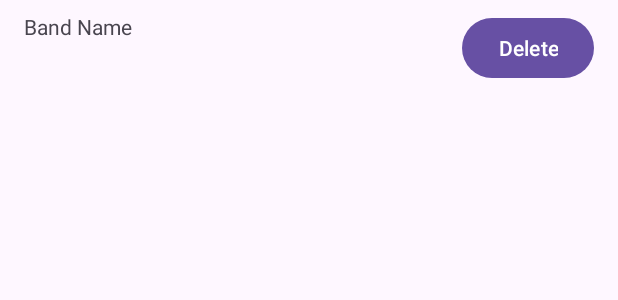
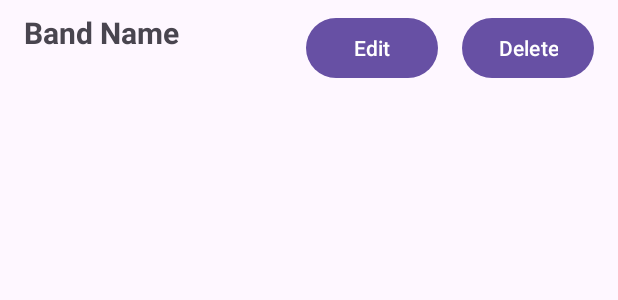
Before and after one commit to starfiresd/LiveMusicNow, an Android app: the layout simple_item_view.xml on its own in the app's theme, with its tools: preview values and no code run, on a phone screen of 412 x 824 dp. Shown: the top 300 px of the screen. Run offline under Robolectric (Android 15) with nearby library versions, the phone set to English and light mode, and no system bars.

Commit message:
added non-working event listener button for edit event

```diff
--- a/LiveMusicNowApp/app/src/main/java/com/example/livemusicnowapp/EventAdapter.java
+++ b/LiveMusicNowApp/app/src/main/java/com/example/livemusicnowapp/EventAdapter.java
@@ -42,6 +42,7 @@ public class EventAdapter extends RecyclerView.Adapter{
         EventViewHolder tvh = (EventViewHolder) holder;
         tvh.getEventTextView().setText(eventData.get(position));
         //tvh.getDescriptionTextView().setText(eventData.get(position));
+
     }
 
     @Override
--- a/LiveMusicNowApp/app/src/main/java/com/example/livemusicnowapp/EventListActivity.java
+++ b/LiveMusicNowApp/app/src/main/java/com/example/livemusicnowapp/EventListActivity.java
@@ -1,5 +1,7 @@
 package com.example.livemusicnowapp;
 
+import android.app.Activity;
+import android.content.Context;
 import android.os.Bundle;
 
 import androidx.appcompat.app.AppCompatActivity;
@@ -8,6 +10,7 @@ import androidx.recyclerview.widget.RecyclerView;
 
 import android.content.Intent;
 import android.database.SQLException;
+import android.view.LayoutInflater;
 import android.view.View;
 import android.widget.Button;
 import android.widget.Toast;
--- a/LiveMusicNowApp/app/src/main/res/layout/simple_item_view.xml
+++ b/LiveMusicNowApp/app/src/main/res/layout/simple_item_view.xml
@@ -1,8 +1,11 @@
 <?xml version="1.0" encoding="utf-8"?>
 <androidx.constraintlayout.widget.ConstraintLayout xmlns:android="http://schemas.android.com/apk/res/android"
     xmlns:app="http://schemas.android.com/apk/res-auto"
+    xmlns:tools="http://schemas.android.com/tools"
+    android:id="@+id/item"
     android:layout_width="match_parent"
-    android:layout_height="wrap_content">
+    android:layout_height="wrap_content"
+    tools:context=".SimpleItemListActivity" >
 
     <TextView
         android:id="@+id/textViewBand"
@@ -11,6 +14,8 @@
         android:layout_marginStart="16dp"
         android:layout_marginTop="8dp"
         android:text="@string/lbl_event_name"
+        android:textSize="20sp"
+        android:textStyle="bold"
         app:layout_constraintStart_toStartOf="parent"
         app:layout_constraintTop_toTopOf="parent" />
 
@@ -27,7 +32,20 @@
 <!--        app:layout_constraintTop_toBottomOf="@+id/textViewBand" />-->
 
     <Button
-        android:id="@+id/buttonDeleteTextbook"
+        android:id="@+id/buttonEditEvent"
+        android:layout_width="wrap_content"
+        android:layout_height="wrap_content"
+        android:layout_marginTop="8dp"
+        android:layout_marginEnd="16dp"
+        android:layout_marginBottom="8dp"
+        android:text="@string/btn_text_edit"
+        app:layout_constraintBottom_toBottomOf="parent"
+        app:layout_constraintEnd_toEndOf="parent"
+        app:layout_constraintTop_toTopOf="parent"
+        app:layout_constraintEnd_toStartOf="@+id/buttonDeleteEvent" />
+
+    <Button
+        android:id="@+id/buttonDeleteEvent"
         android:layout_width="wrap_content"
         android:layout_height="wrap_content"
         android:layout_marginTop="8dp"
--- a/LiveMusicNowApp/app/src/main/res/values/strings.xml
+++ b/LiveMusicNowApp/app/src/main/res/values/strings.xml
@@ -12,6 +12,7 @@
     <string name="btn_text_settings">Settings</string>
 
     <!-- Event List Button Text -->
+    <string name="btn_text_edit">Edit</string>
     <string name="btn_text_delete">Delete</string>
 
     <!-- Activity Placeholder Text -->
```
Also changed, not shown: LiveMusicNowApp/app/src/main/java/com/example/livemusicnowapp/SimpleItemListActivity.java (added, +32 -0 lines), LiveMusicNowApp/app/src/main/res/layout/list_item.xml (+13 -1 lines).
